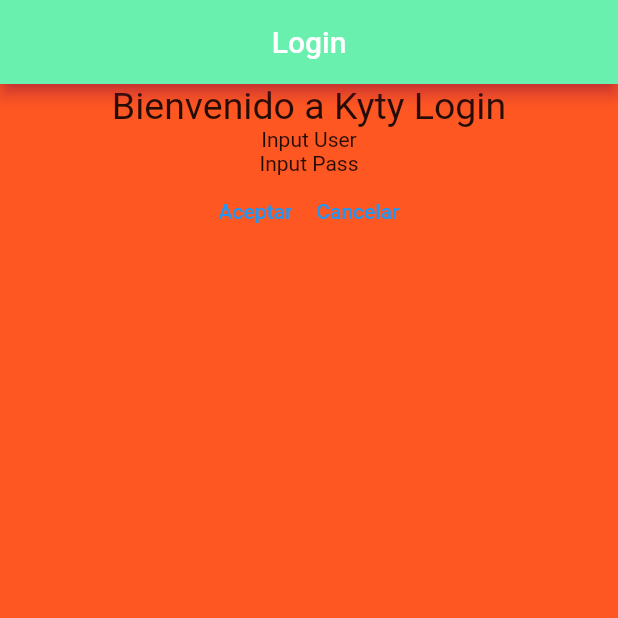
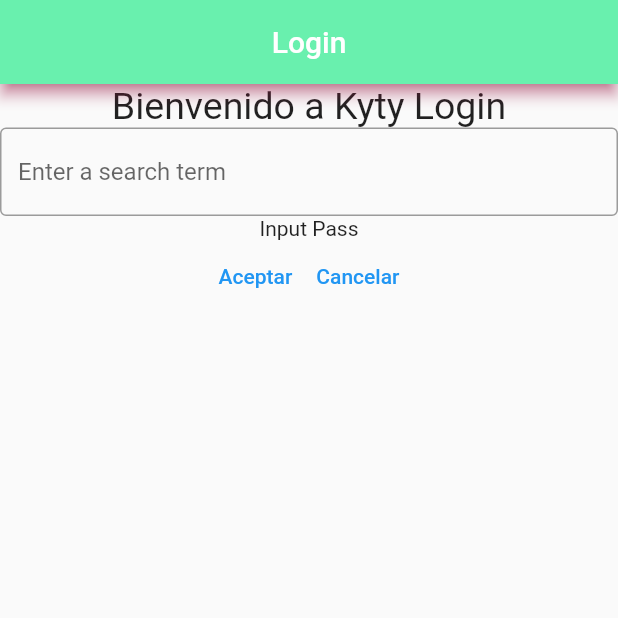
Before and after one commit to 4yony4/kyty, a Flutter app: the screen it shows after launch, on a phone screen of 412 x 824 dp, the top half of it. Run offline on Flutter 3.47's test engine with Material 2 defaults, Android fonts, the phone set to English and light mode, and no system bars.

Commit message:
TextField agregado al LoginView.dart

```diff
--- a/lib/KytyApp.dart
+++ b/lib/KytyApp.dart
@@ -9,7 +9,8 @@ class KytyApp extends StatelessWidget{
 
   @override
   Widget build(BuildContext context) {
-   MaterialApp materialApp=MaterialApp(title: "KyTy Miau!",home:LoginView() ,);
+   MaterialApp materialApp=MaterialApp(title: "KyTy Miau!",
+     home:LoginView() ,);
 
    return materialApp;
   }
--- a/lib/OnBoarding/LoginView.dart
+++ b/lib/OnBoarding/LoginView.dart
@@ -12,7 +12,12 @@ class LoginView extends StatelessWidget{
 
     Column columna = Column(children: [
       Text("Bienvenido a Kyty Login",style: TextStyle(fontSize: 25)),
-      Text("Input User"),
+      TextField(
+        decoration: InputDecoration(
+          border: OutlineInputBorder(),
+          hintText: 'Enter a search term',
+        ),
+      ),
       Text("Input Pass"),
       Row(mainAxisAlignment: MainAxisAlignment.center,
         children: [
@@ -31,7 +36,7 @@ class LoginView extends StatelessWidget{
     );
 
     Scaffold scaf=Scaffold(body: columna,
-      backgroundColor: Colors.deepOrange,
+      //backgroundColor: Colors.deepOrange,
     appBar: appBar,);
 
     return scaf;
```
